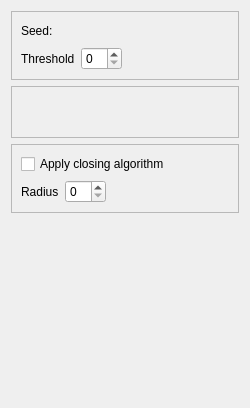
Old version of the form App/ToolGroups/Segmentation/SeedGrowSegmentationHistoryWidget.ui in the repository FelixdelasPozas/EspINA.
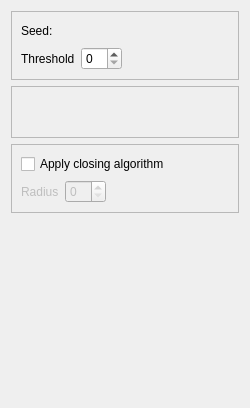
New version of the form. Icons and pictures are not drawn.

What changed in the file:
```diff
--- a/App/ToolGroups/Segmentation/SeedGrowSegmentationHistoryWidget.ui
+++ b/App/ToolGroups/Segmentation/SeedGrowSegmentationHistoryWidget.ui
@@ -208,7 +208,10 @@
       <item>
        <layout class="QHBoxLayout" name="horizontalLayout_4">
         <item>
-         <widget class="QLabel" name="label_2">
+         <widget class="QLabel" name="closingRadiusLabel">
+          <property name="enabled">
+           <bool>false</bool>
+          </property>
           <property name="text">
            <string>Radius</string>
           </property>
@@ -216,6 +219,9 @@
         </item>
         <item>
          <widget class="QSpinBox" name="closingRadius">
+          <property name="enabled">
+           <bool>false</bool>
+          </property>
           <property name="maximum">
            <number>20</number>
           </property>
```
Left out of the diff: 4 changed lines with no effect on the pictures.
